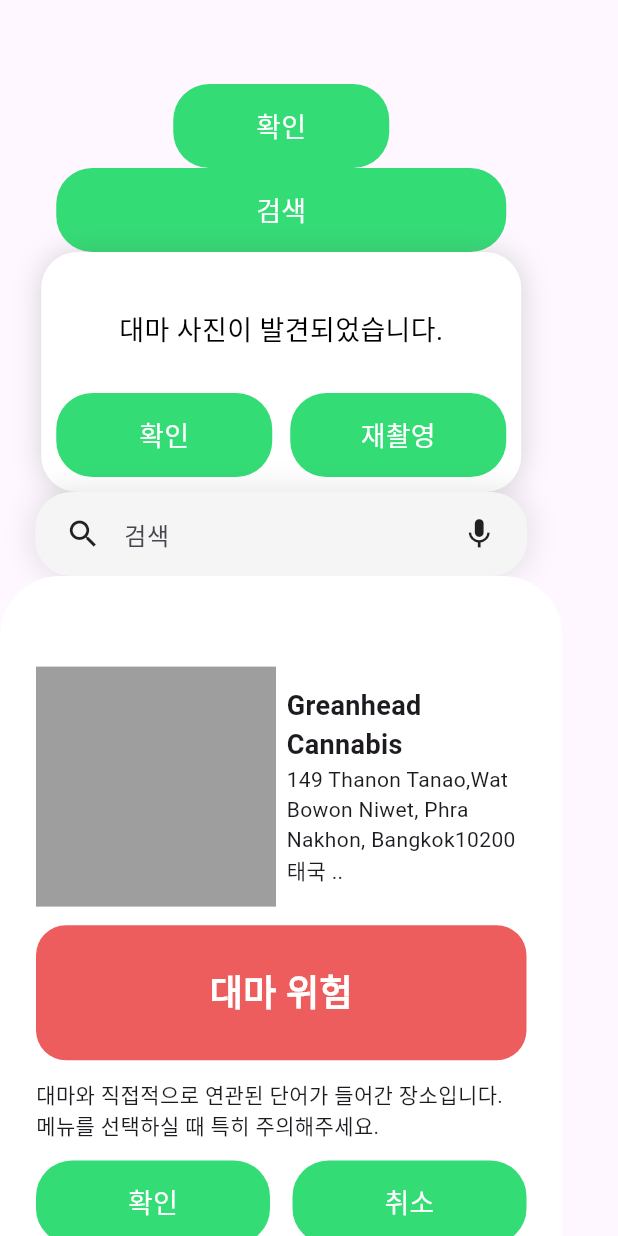
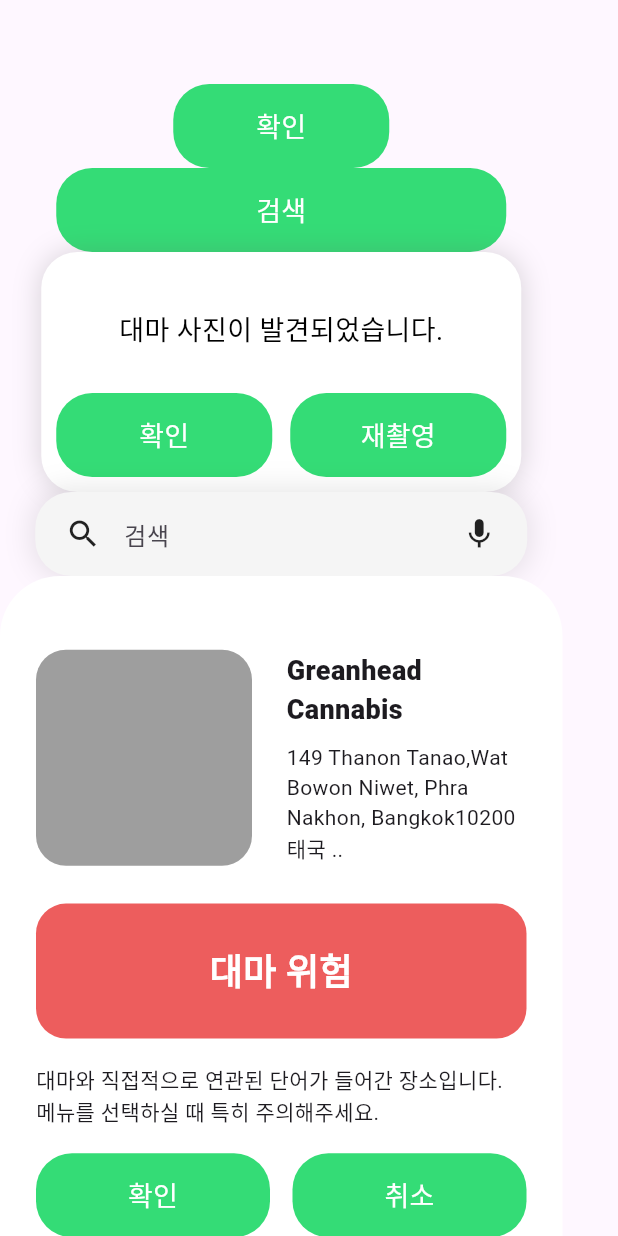
Before and after one commit to GDSC-Hongik/weedeyes-21st-mobile, a Flutter app: the screen it shows after launch, on a phone screen of 412 x 824 dp. Run offline on Flutter 3.47's test engine with Material 3 defaults, Android fonts, the phone set to English and light mode, and no system bars; Roboto replaces fonts that are missing (Pretendard); project files that could hold a hidden picture were left out.

Commit message:
style: font 추가

```diff
--- a/weedeyes/lib/main.dart
+++ b/weedeyes/lib/main.dart
@@ -17,9 +17,9 @@
     return MaterialApp(
       title: 'Flutter Demo',
       theme: ThemeData(
-        colorScheme: ColorScheme.fromSeed(seedColor: Colors.deepPurple),
-        useMaterial3: true,
-      ),
+          colorScheme: ColorScheme.fromSeed(seedColor: Colors.deepPurple),
+          useMaterial3: true,
+          fontFamily: "Pretendard"),
       home: Scaffold(
         appBar: AppBar(),
         body: Column(children: [
--- a/weedeyes/lib/widgets/alert.dart
+++ b/weedeyes/lib/widgets/alert.dart
@@ -23,7 +23,7 @@
     return Container(
       width: 375,
       height: 470,
-      padding: const EdgeInsets.fromLTRB(24, 48, 24, 12),
+      padding: const EdgeInsets.fromLTRB(24, 24, 24, 12),
       decoration: const BoxDecoration(
           color: Colors.white,
           borderRadius: BorderRadius.only(
@@ -34,20 +34,25 @@
           mainAxisAlignment: MainAxisAlignment.spaceBetween,
           children: [
             SizedBox(
-              width: 160,
-              height: 160,
-              child: Container(decoration: BoxDecoration(color: Colors.grey)),
+              width: 144,
+              height: 144,
+              child: Container(
+                  decoration: BoxDecoration(
+                      color: Colors.grey,
+                      borderRadius: BorderRadius.circular(20))),
             ),
             SizedBox(
               width: 160,
+              height: 160,
               child: Column(
+                mainAxisAlignment: MainAxisAlignment.spaceEvenly,
                 children: [
                   Text(
                     PLACE["name"]!,
                     softWrap: true,
-                    style: TextStyle(
+                    style: const TextStyle(
                       fontSize: 18,
-                      fontWeight: FontWeight.bold,
+                      fontWeight: FontWeight.w900,
                     ),
                   ),
                   Text(
@@ -69,7 +74,7 @@
           child: const Text(
             "대마 위험",
             style: TextStyle(
-                color: Colors.white, fontSize: 24, fontWeight: FontWeight.bold),
+                color: Colors.white, fontSize: 24, fontWeight: FontWeight.w900),
           ),
         ),
         Text(Danger[int.parse(PLACE["danger"]!)]),
```
Also changed, not shown: weedeyes/pubspec.yaml (+22 -0 lines), weedeyes/assets/fonts/Pretendard-Thin.otf (added), 8 other files.
